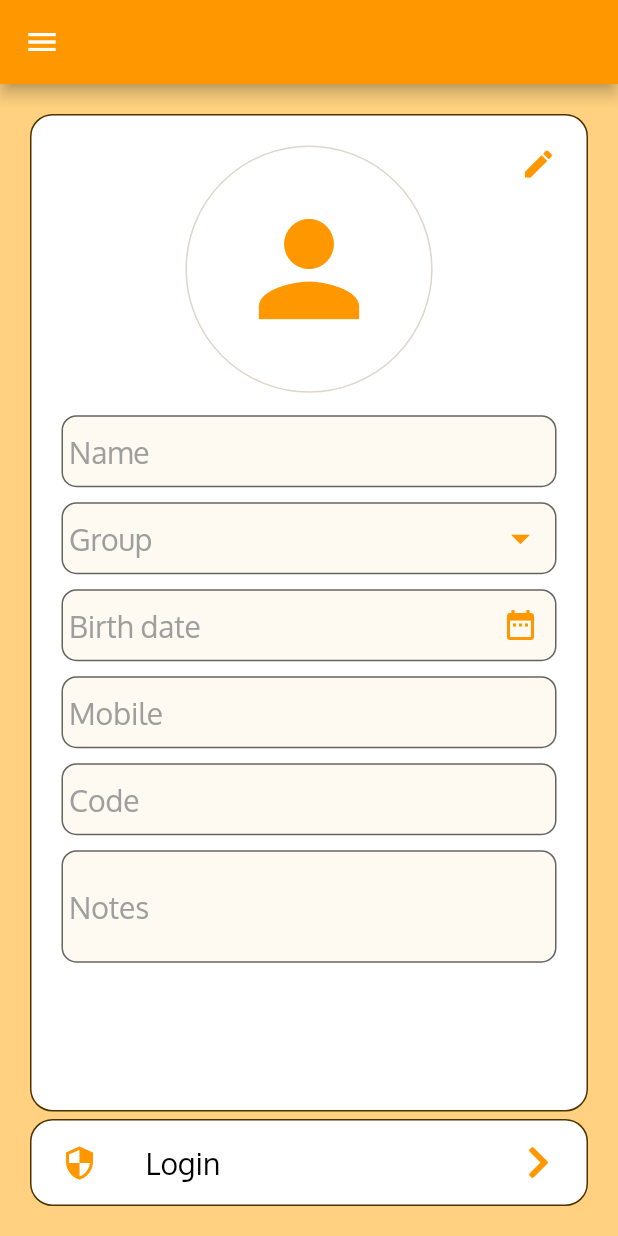
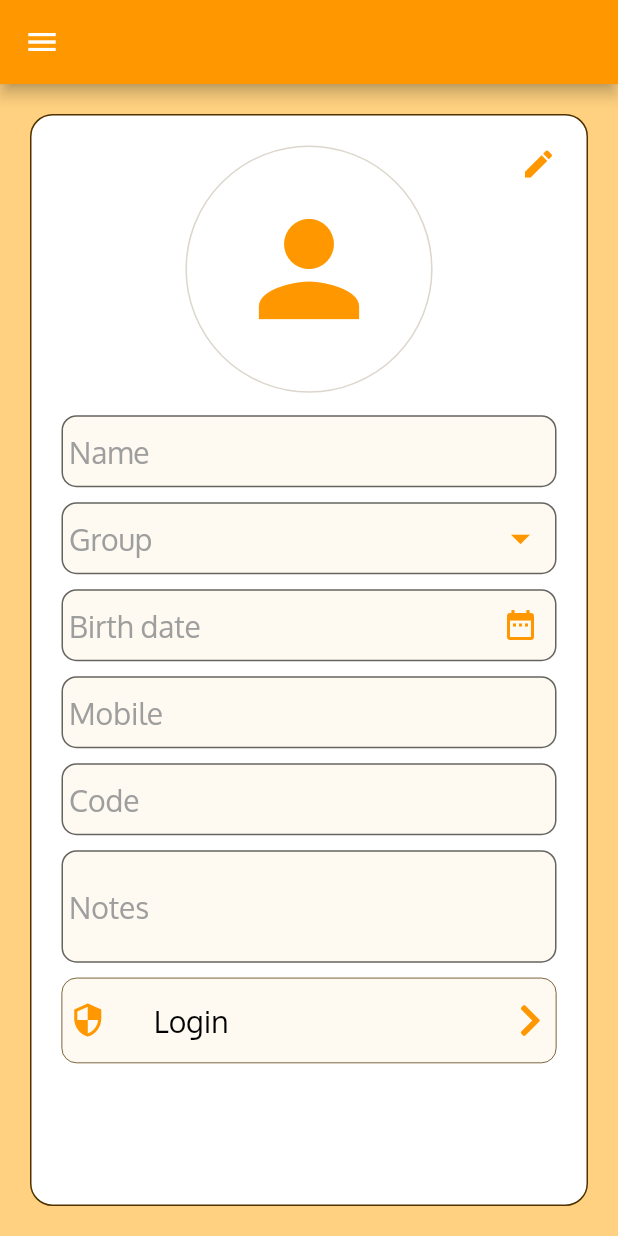
Before and after one commit to Mina-Nabil/StMaryFC, a Flutter app: the HomeScreen screen opened directly, in the side drawer, after a tap on "View your profile", on a phone screen of 412 x 824 dp. Run offline on Flutter 3.47's test engine with Material 2 defaults, Android fonts, the light colour scheme and no system bars; our stand-ins replace connectivity, flutter_secure_storage, font_awesome_flutter, image_cropper, image_picker, page_transition and 1 more; accounts and stored records are empty; network calls fail.

Commit message:
Edit email/password widgets

```diff
--- a/lib/screens/AddUsersScreen.dart
+++ b/lib/screens/AddUsersScreen.dart
@@ -5,6 +5,7 @@ import 'package:StMaryFA/models/User.dart';
 import 'package:StMaryFA/providers/GroupsProvider.dart';
 import 'package:StMaryFA/providers/UsersProvider.dart';
 import 'package:StMaryFA/screens/HomeScreen.dart';
+import 'package:StMaryFA/widgets/EditLoginInfo.dart';
 import 'package:flutter/cupertino.dart';
 import 'package:flutter/material.dart';
 import 'package:font_awesome_flutter/font_awesome_flutter.dart';
@@ -24,10 +25,11 @@ class AddUsersScreen extends StatefulWidget {
     mode = UserScreenMode.add;
   }
 
-  AddUsersScreen.view(this.user) {mode = UserScreenMode.view;}
+  AddUsersScreen.view(this.user, {this.extra}) {mode = UserScreenMode.view;}
 
   User user;
   UserScreenMode mode;
+  Widget extra;
 }
 
 class _AddUsersScreenState extends State<AddUsersScreen> {
@@ -294,6 +296,12 @@ class _AddUsersScreenState extends State<AddUsersScreen> {
                     ],
                   ),
                 ),
+
+                if(widget.extra != null)
+                  Container(
+                    margin: EdgeInsets.symmetric(vertical: 5),
+                    child: widget.extra
+                  )
               ],
             ),
 
--- a/lib/screens/EditLoginPasswordScreen.dart
+++ b/lib/screens/EditLoginPasswordScreen.dart
@@ -1,16 +1,12 @@
-import 'package:StMaryFA/providers/Auth.dart';
 import 'package:StMaryFA/widgets/DefAppBar.dart';
 import 'package:flutter/material.dart';
-import 'package:provider/provider.dart';
-
-import '../global.dart';
 import 'FAScreen.dart';
 
 class EditLoginPasswordScreen extends StatelessWidget {
   @override
   Widget build(BuildContext context) {
     return FAScreen(
-      appBar: DefAppBar.getBar(context, Utils.capitalize(Provider.of<Auth>(context).userName), isAdd: false),
+      appBar: DefAppBar.getBar(context,"Change Password", isAdd: false),
       body: Container(
           padding: EdgeInsets.only(top: 20, left: 20, right: 20),
           decoration: BoxDecoration(color: Colors.white, borderRadius: BorderRadius.all(Radius.circular(15)), border: Border.all(color: Color.fromRGBO(79, 50, 0, 1))),
--- a/lib/screens/ProfileScreen.dart
+++ b/lib/screens/ProfileScreen.dart
@@ -17,9 +17,9 @@ class ProfileScreen extends StatelessWidget {
       drawer: DefDrawer(),
       body: Column(
         children: [
-          Expanded(child: AddUsersScreen.view(Provider.of<Auth>(context).currentUser)),
-          SizedBox(height: 5,),
-          EditLoginInfo(),
+          Expanded(child: AddUsersScreen.view(Provider.of<Auth>(context).currentUser, extra: EditLoginInfo(),)),
+          //SizedBox(height: 5,),
+          //EditLoginInfo(),
         ],
       ) ,
     );
--- a/lib/widgets/EditLoginInfo.dart
+++ b/lib/widgets/EditLoginInfo.dart
@@ -16,9 +16,11 @@ class _EditLoginInfoState extends State<EditLoginInfo> {
 
   @override
   Widget build(BuildContext context) {
-    return Container(
-      padding: EdgeInsets.only(left: 20, right: 20),
-      decoration: BoxDecoration(color: Colors.white, borderRadius: BorderRadius.all(Radius.circular(15)), border: Border.all(color: Color.fromRGBO(79, 50, 0, 1))),
+    return Container(padding: EdgeInsets.symmetric(horizontal: 5),
+      decoration: BoxDecoration(
+        color: Color.fromRGBO(254,250,241,1),
+        borderRadius: BorderRadius.all(Radius.circular(10)), border: Border.all(color: Color.fromRGBO(79,50,0,1), width: 0.5, style: BorderStyle.solid)
+      ),
       child: Column(children: [
         ListTile(
           leading: Icon(Icons.security, color: Theme.of(context).iconTheme.color,),
@@ -35,7 +37,7 @@ class _EditLoginInfoState extends State<EditLoginInfo> {
         if(_open)
           ListTile(
             leading: Icon(Icons.email, color: Theme.of(context).iconTheme.color,),
-            title: Text("Email", style: TextStyle(color: Colors.black),),
+            title: Text("Email", style: Theme.of(context).textTheme.bodyText1),
             trailing: Icon( FontAwesomeIcons.chevronRight,  color: Theme.of(context).iconTheme.color,),
             contentPadding: EdgeInsets.zero,
             dense: true,
@@ -49,7 +51,7 @@ class _EditLoginInfoState extends State<EditLoginInfo> {
         if(_open)
           ListTile(
             leading: Icon(Icons.lock ,color: Theme.of(context).iconTheme.color,),
-            title: Text("Password", style: TextStyle(color: Colors.black),),
+            title: Text("Password", style: Theme.of(context).textTheme.bodyText1,),
             trailing: Icon( FontAwesomeIcons.chevronRight,  color: Theme.of(context).iconTheme.color,),
             contentPadding: EdgeInsets.zero,
             dense: true,
```
Also changed, not shown: lib/screens/EditLoginEmailScreen.dart (+1 -18 lines).
